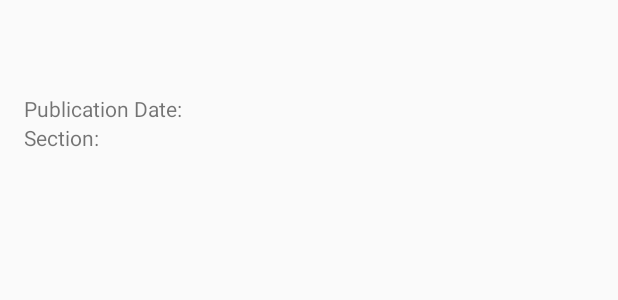
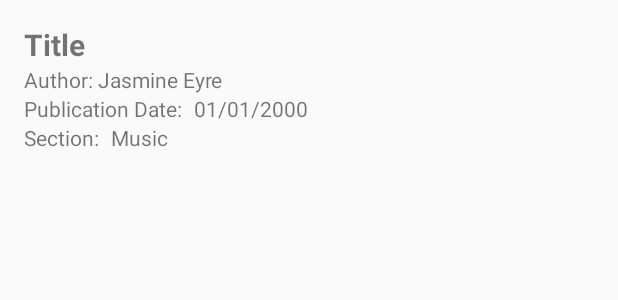
Before and after one commit to jae0120/MuseNews, an Android app: the layout list_item.xml on its own in the app's theme, with its tools: preview values and no code run, on a phone screen of 412 x 824 dp. Shown: the top 300 px of the screen. Run offline under Robolectric (Android 15) with nearby library versions, the phone set to English and light mode, and no system bars.

```diff
--- a/app/src/main/java/com/example/android/musenews/SettingsActivity.java
+++ b/app/src/main/java/com/example/android/musenews/SettingsActivity.java
@@ -39,9 +39,9 @@ public class SettingsActivity extends AppCompatActivity {
                 if (prefIndex >= 0) {
                     CharSequence[] labels = listPreference.getEntries();
                     preference.setSummary(labels[prefIndex]);
-                } else {
-                    preference.setSummary(stringValue);
                 }
+            } else {
+                preference.setSummary(stringValue);
             }
             return true;
         }
--- a/app/src/main/res/layout/list_item.xml
+++ b/app/src/main/res/layout/list_item.xml
@@ -2,6 +2,7 @@
 <LinearLayout xmlns:android="http://schemas.android.com/apk/res/android"
     android:layout_width="match_parent"
     android:layout_height="match_parent"
+    xmlns:tools="http://schemas.android.com/tools"
     android:orientation="vertical"
     android:paddingBottom="16dp"
     android:paddingLeft="16dp"
@@ -10,15 +11,17 @@
 
     <TextView
         android:id="@+id/article_title"
-        android:textSize="20sp"
+        android:textSize="@dimen/title_text_size"
         android:layout_width="wrap_content"
         android:layout_height="wrap_content"
-        android:textStyle="bold" />
+        android:textStyle="bold"
+        tools:text="Title"/>
 
     <TextView
         android:id="@+id/article_author"
         android:layout_width="wrap_content"
         android:layout_height="wrap_content"
+        tools:text="Author: Jasmine Eyre"
          />
 
     <LinearLayout
@@ -35,7 +38,8 @@
             android:id="@+id/publication_date"
             android:layout_width="wrap_content"
             android:layout_height="wrap_content"
-            android:paddingLeft="8dp"/>
+            android:paddingLeft="8dp"
+            tools:text="01/01/2000"/>
     </LinearLayout>
 
     <LinearLayout
@@ -52,7 +56,8 @@
             android:id="@+id/section_name"
             android:layout_width="wrap_content"
             android:layout_height="wrap_content"
-            android:paddingLeft="8dp"/>
+            android:paddingLeft="8dp"
+            tools:text="Music" />
     </LinearLayout>
 
 </LinearLayout>
--- /dev/null
+++ b/app/src/main/res/values/dimens.xml
@@ -0,0 +1,4 @@
+<?xml version="1.0" encoding="utf-8"?>
+<resources>
+    <dimen name="title_text_size">20sp</dimen>
+</resources>
```
